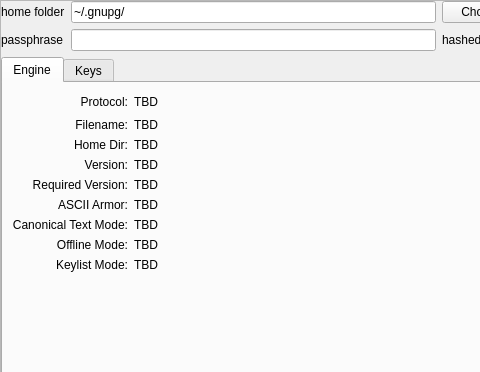
assignonward/aosuite, file apps/CryptoForm/cryptoForm.ui: the form before one commit; both pictures show x 0 to 480 and y 0 to 372 of the 907 by 846 pixel window.
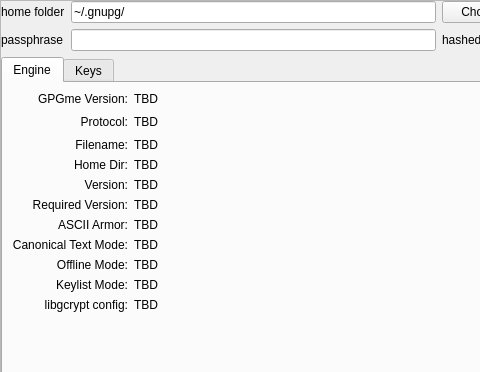
The form after the commit. Icons and pictures are not drawn.

Commit message: import keys to gpg keyring from assets, auto(ish) delete keys from gpg keyring after exporting them... tracking a problem with the GPGME_DELETE_FORCE flag

Patch:
```diff
--- a/apps/CryptoForm/cryptoForm.ui
+++ b/apps/CryptoForm/cryptoForm.ui
@@ -166,24 +166,7 @@
           <string>Engine</string>
          </attribute>
          <layout class="QGridLayout" name="gridLayout_2">
-          <item row="6" column="0">
-           <widget class="QLabel" name="label_9">
-            <property name="text">
-             <string>Canonical Text Mode:</string>
-            </property>
-            <property name="alignment">
-             <set>Qt::AlignRight|Qt::AlignTrailing|Qt::AlignVCenter</set>
-            </property>
-           </widget>
-          </item>
-          <item row="0" column="1">
-           <widget class="QLabel" name="engine_protocol">
-            <property name="text">
-             <string>TBD</string>
-            </property>
-           </widget>
-          </item>
-          <item row="9" column="0">
+          <item row="11" column="0">
            <spacer name="verticalSpacer_2">
             <property name="orientation">
              <enum>Qt::Vertical</enum>
@@ -196,7 +179,14 @@
             </property>
            </spacer>
           </item>
-          <item row="5" column="0">
+          <item row="7" column="1">
+           <widget class="QLabel" name="engine_canonical_text_mode">
+            <property name="text">
+             <string>TBD</string>
+            </property>
+           </widget>
+          </item>
+          <item row="6" column="0">
            <widget class="QLabel" name="label_8">
             <property name="text">
              <string>ASCII Armor:</string>
@@ -207,40 +197,33 @@
            </widget>
           </item>
           <item row="4" column="1">
-           <widget class="QLabel" name="engine_required_version">
+           <widget class="QLabel" name="engine_version">
             <property name="text">
              <string>TBD</string>
             </property>
            </widget>
           </item>
-          <item row="5" column="1">
-           <widget class="QLabel" name="engine_ascii_armor">
+          <item row="8" column="1">
+           <widget class="QLabel" name="engine_offline_mode">
             <property name="text">
              <string>TBD</string>
             </property>
            </widget>
           </item>
-          <item row="3" column="0">
-           <widget class="QLabel" name="label_5">
-            <property name="text">
-             <string>Version:</string>
+          <item row="1" column="2">
+           <spacer name="horizontalSpacer">
+            <property name="orientation">
+             <enum>Qt::Horizontal</enum>
             </property>
-            <property name="alignment">
-             <set>Qt::AlignRight|Qt::AlignTrailing|Qt::AlignVCenter</set>
+            <property name="sizeHint" stdset="0">
+             <size>
+              <width>40</width>
+              <height>20</height>
+             </size>
             </property>
-           </widget>
+           </spacer>
           </item>
           <item row="1" column="0">
-           <widget class="QLabel" name="label_3">
-            <property name="text">
-             <string>Filename:</string>
-            </property>
-            <property name="alignment">
-             <set>Qt::AlignRight|Qt::AlignTrailing|Qt::AlignVCenter</set>
-            </property>
-           </widget>
-          </item>
-          <item row="0" column="0">
            <widget class="QLabel" name="label">
             <property name="text">
              <string>Protocol:</string>
@@ -251,47 +234,71 @@
            </widget>
           </item>
           <item row="3" column="1">
-           <widget class="QLabel" name="engine_version">
-            <property name="text">
-             <string>TBD</string>
-            </property>
-           </widget>
-          </item>
-          <item row="1" column="1">
-           <widget class="QLabel" name="engine_filename">
-            <property name="text">
-             <string>TBD</string>
-            </property>
-           </widget>
-          </item>
-          <item row="2" column="1">
            <widget class="QLabel" name="engine_home_dir">
             <property name="text">
              <string>TBD</string>
             </property>
            </widget>
           </item>
-          <item row="2" column="0">
-           <widget class="QLabel" name="label_4">
-            <property name="text">
-             <string>Home Dir:</string>
-            </property>
-            <property name="alignment">
-             <set>Qt::AlignRight|Qt::AlignTrailing|Qt::AlignVCenter</set>
-            </property>
-           </widget>
-          </item>
-          <item row="4" column="0">
-           <widget class="QLabel" name="label_6">
-            <property name="text">
-             <string>Required Version:</string>
-            </property>
-            <property name="alignment">
-             <set>Qt::AlignRight|Qt::AlignTrailing|Qt::AlignVCenter</set>
-            </property>
-           </widget>
-          </item>
           <item row="7" column="0">
+           <widget class="QLabel" name="label_9">
+            <property name="text">
+             <string>Canonical Text Mode:</string>
+            </property>
+            <property name="alignment">
+             <set>Qt::AlignRight|Qt::AlignTrailing|Qt::AlignVCenter</set>
+            </property>
+           </widget>
+          </item>
+          <item row="5" column="1">
+           <widget class="QLabel" name="engine_required_version">
+            <property name="text">
+             <string>TBD</string>
+            </property>
+           </widget>
+          </item>
+          <item row="4" column="0">
+           <widget class="QLabel" name="label_5">
+            <property name="text">
+             <string>Version:</string>
+            </property>
+            <property name="alignment">
+             <set>Qt::AlignRight|Qt::AlignTrailing|Qt::AlignVCenter</set>
+            </property>
+           </widget>
+          </item>
+          <item row="6" column="1">
+           <widget class="QLabel" name="engine_ascii_armor">
+            <property name="text">
+             <string>TBD</string>
+            </property>
+           </widget>
+          </item>
+          <item row="1" column="1">
+           <widget class="QLabel" name="engine_protocol">
+            <property name="text">
+             <string>TBD</string>
+            </property>
+           </widget>
+          </item>
+          <item row="2" column="1">
+           <widget class="QLabel" name="engine_filename">
+            <property name="text">
+             <string>TBD</string>
+            </property>
+           </widget>
+          </item>
+          <item row="2" column="0">
+           <widget class="QLabel" name="label_3">
+            <property name="text">
+             <string>Filename:</string>
+            </property>
+            <property name="alignment">
+             <set>Qt::AlignRight|Qt::AlignTrailing|Qt::AlignVCenter</set>
+            </property>
+           </widget>
+          </item>
+          <item row="8" column="0">
            <widget class="QLabel" name="label_11">
             <property name="text">
              <string>Offline Mode:</string>
@@ -301,7 +308,17 @@
             </property>
            </widget>
           </item>
-          <item row="8" column="0">
+          <item row="0" column="0">
+           <widget class="QLabel" name="label_16">
+            <property name="text">
+             <string>GPGme Version:</string>
+            </property>
+            <property name="alignment">
+             <set>Qt::AlignRight|Qt::AlignTrailing|Qt::AlignVCenter</set>
+            </property>
+           </widget>
+          </item>
+          <item row="9" column="0">
            <widget class="QLabel" name="label_12">
             <property name="text">
              <string>Keylist Mode:</string>
@@ -311,39 +328,56 @@
             </property>
            </widget>
           </item>
-          <item row="6" column="1">
-           <widget class="QLabel" name="engine_canonical_text_mode">
+          <item row="5" column="0">
+           <widget class="QLabel" name="label_6">
+            <property name="text">
+             <string>Required Version:</string>
+            </property>
+            <property name="alignment">
+             <set>Qt::AlignRight|Qt::AlignTrailing|Qt::AlignVCenter</set>
+            </property>
+           </widget>
+          </item>
+          <item row="0" column="1">
+           <widget class="QLabel" name="gpgme_version">
             <property name="text">
              <string>TBD</string>
             </property>
            </widget>
           </item>
-          <item row="8" column="1">
+          <item row="9" column="1">
            <widget class="QLabel" name="engine_keylist_mode">
             <property name="text">
              <string>TBD</string>
             </property>
            </widget>
           </item>
-          <item row="7" column="1">
-           <widget class="QLabel" name="engine_offline_mode">
+          <item row="3" column="0">
+           <widget class="QLabel" name="label_4">
+            <property name="text">
+             <string>Home Dir:</string>
+            </property>
+            <property name="alignment">
+             <set>Qt::AlignRight|Qt::AlignTrailing|Qt::AlignVCenter</set>
+            </property>
+           </widget>
+          </item>
+          <item row="10" column="1">
+           <widget class="QLabel" name="gcry_config">
             <property name="text">
              <string>TBD</string>
             </property>
            </widget>
           </item>
-          <item row="0" column="2">
-           <spacer name="horizontalSpacer">
-            <property name="orientation">
-             <enum>Qt::Horizontal</enum>
+          <item row="10" column="0">
+           <widget class="QLabel" name="label_17">
+            <property name="text">
+             <string>libgcrypt config:</string>
             </property>
-            <property name="sizeHint" stdset="0">
-             <size>
-              <width>40</width>
-              <height>20</height>
-             </size>
+            <property name="alignment">
+             <set>Qt::AlignRight|Qt::AlignTrailing|Qt::AlignVCenter</set>
             </property>
-           </spacer>
+           </widget>
           </item>
          </layout>
         </widget>
```
Left out of the diff: 3 changed lines with no effect on the pictures. The commit also changes 10 other files.
